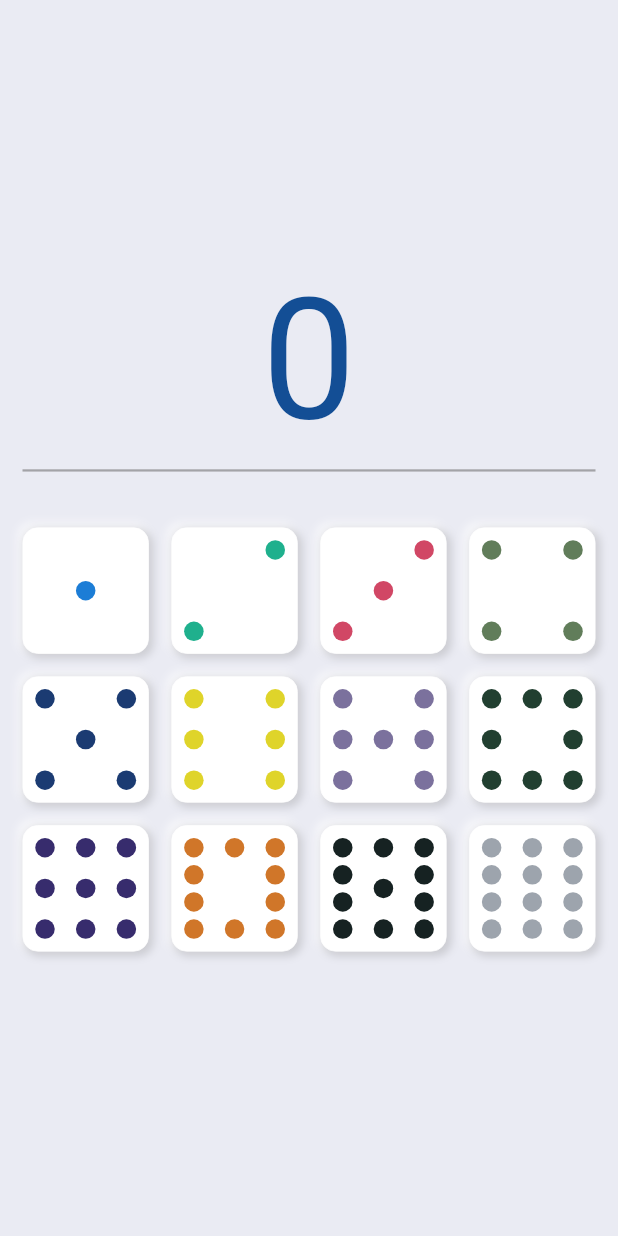
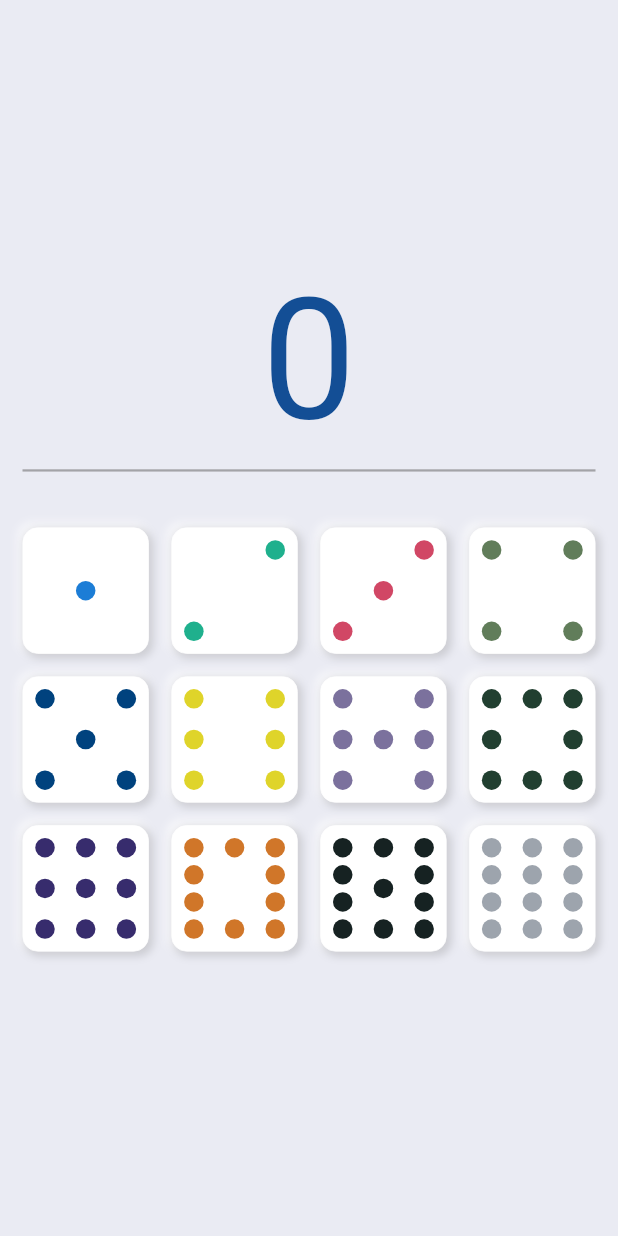
Before and after one commit to esron/mexican_calculator, a Flutter app: the screen it shows after launch, on a phone screen of 412 x 824 dp. Run offline on Flutter 3.47's test engine with Material 2 defaults, Android fonts, the phone set to English and light mode, and no system bars.

Commit message:
Changes the color of the dominoe one

```diff
--- a/lib/widgets/domino_piece.dart
+++ b/lib/widgets/domino_piece.dart
@@ -264,7 +264,7 @@ class DominoFive extends StatelessWidget {
               height: 13,
               width: 13,
               decoration: BoxDecoration(
-                color: Color(0xFF1B3B72),
+                color: Color(0xFF00427E),
                 shape: BoxShape.circle,
               ),
             ),
@@ -272,7 +272,7 @@ class DominoFive extends StatelessWidget {
               height: 13,
               width: 13,
               decoration: BoxDecoration(
-                color: Color(0xFF1B3B72),
+                color: Color(0xFF00427E),
                 shape: BoxShape.circle,
               ),
             ),
@@ -285,7 +285,7 @@ class DominoFive extends StatelessWidget {
               height: 13,
               width: 13,
               decoration: BoxDecoration(
-                color: Color(0xFF1B3B72),
+                color: Color(0xFF00427E),
                 shape: BoxShape.circle,
               ),
             ),
@@ -298,7 +298,7 @@ class DominoFive extends StatelessWidget {
               height: 13,
               width: 13,
               decoration: BoxDecoration(
-                color: Color(0xFF1B3B72),
+                color: Color(0xFF00427E),
                 shape: BoxShape.circle,
               ),
             ),
@@ -306,7 +306,7 @@ class DominoFive extends StatelessWidget {
               height: 13,
               width: 13,
               decoration: BoxDecoration(
-                color: Color(0xFF1B3B72),
+                color: Color(0xFF00427E),
                 shape: BoxShape.circle,
               ),
             ),
```
